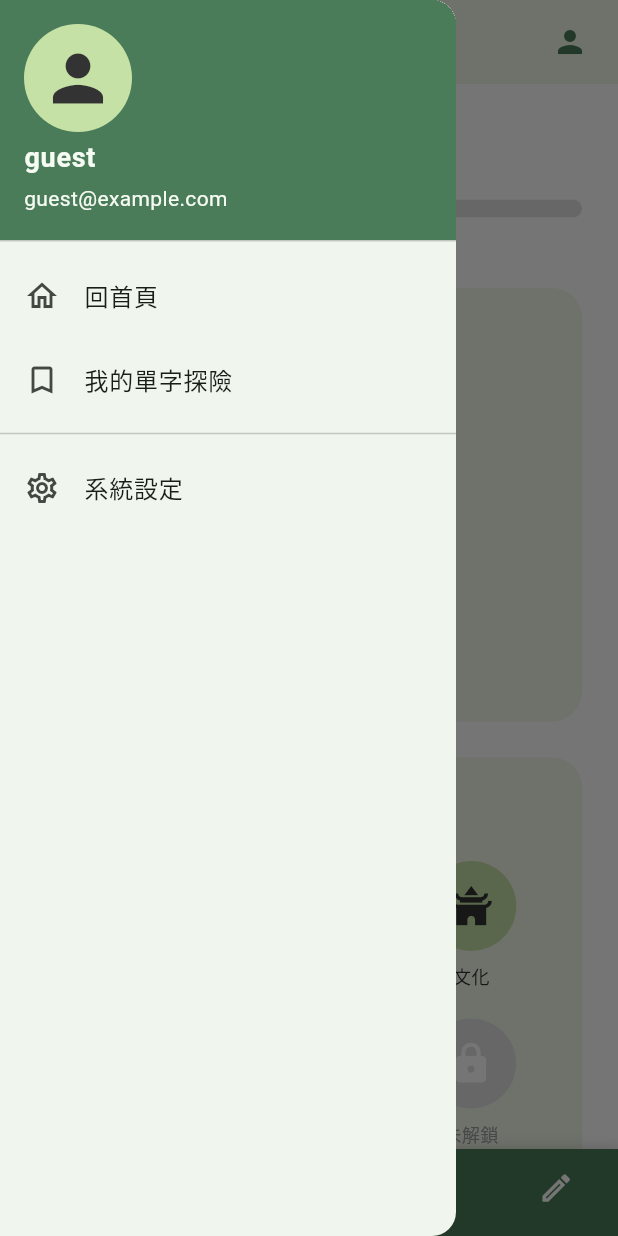
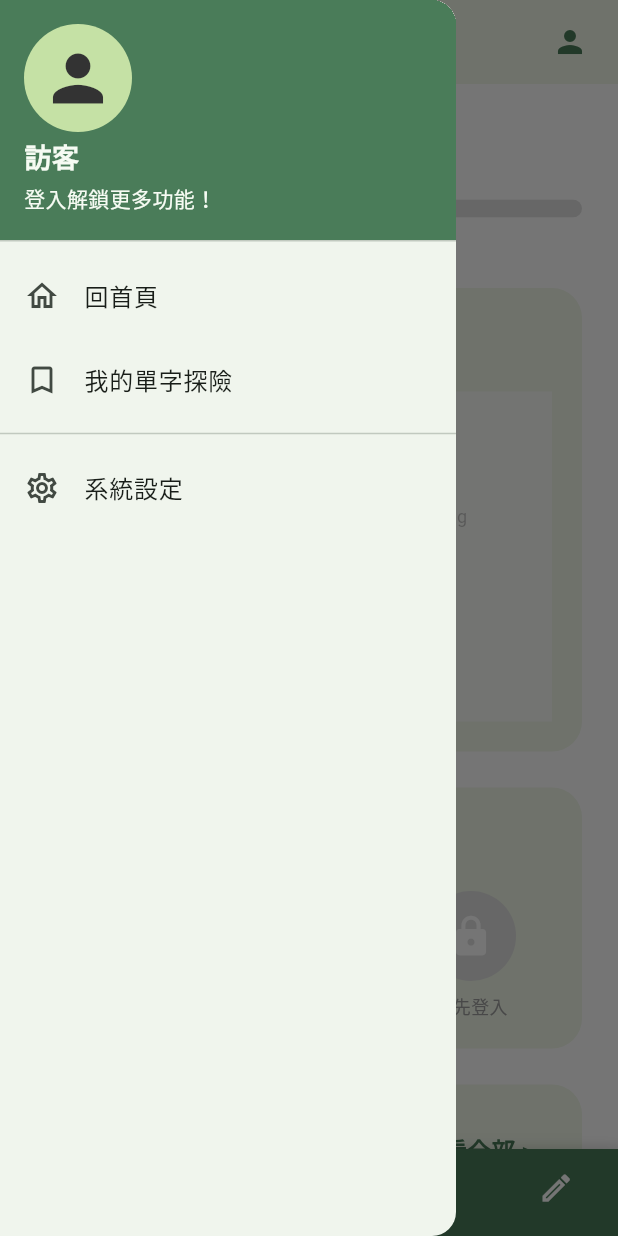
Before and after one commit to s22452007/115502, a Flutter app: the ProfileScreen screen opened directly, in the side drawer, after a tap on the "person" icon, on a phone screen of 412 x 824 dp. Run offline on Flutter 3.47's test engine with Material 3 defaults, Android fonts, the phone set to English and light mode, and no system bars; our stand-ins replace image_picker.

Commit message:
個人檔案（根據登入帳號顯示）

```diff
--- a/115502/jpn_learning_app/lib/screens/profile/profile_screen.dart
+++ b/115502/jpn_learning_app/lib/screens/profile/profile_screen.dart
@@ -1,14 +1,11 @@
-// 1. 核心與第三方套件
-import 'dart:convert'; // 用來解析與編碼 Base64 圖片
+import 'dart:convert';
 import 'package:flutter/material.dart';
-import 'package:image_picker/image_picker.dart'; // 相簿選照片套件
+import 'package:image_picker/image_picker.dart';
 import 'package:provider/provider.dart';
 import 'dart:math' as math;
 import 'photo_folder_v2_screen.dart';
-
-// 2. 專案內部檔案
 import 'package:jpn_learning_app/utils/constants.dart';
-import 'package:jpn_learning_app/utils/api_client.dart'; // 用來呼叫上傳 API
+import 'package:jpn_learning_app/utils/api_client.dart';
 import 'package:jpn_learning_app/providers/user_provider.dart';
 import 'package:jpn_learning_app/widgets/bottom_nav_bar.dart';
 import 'package:jpn_learning_app/screens/scenario/camera_screen.dart';
@@ -21,17 +18,66 @@ class ProfileScreen extends StatefulWidget {
 }
 
 class _ProfileScreenState extends State<ProfileScreen> {
-  int _currentIndex = 4; // 底部導覽列對應個人檔案 (index 4)
-
-  // 顏色設定
+  int _currentIndex = 4;
   final Color _bgColor = Colors.white;
   final Color _cardColor = const Color(0xFFF1F8E9);
   final Color _primaryGreen = const Color.fromARGB(255, 74, 124, 89);
   final Color _textColor = const Color(0xFF333333);
 
-  // 🌟 魔法函式：開啟相簿、壓縮圖片並上傳給後端
+  // 用來存放從後端抓來的資料
+  bool _isLoading = true;
+  List<double> _radarValues = [0.2, 0.2, 0.2, 0.2, 0.2]; // 預設值
+  List<dynamic> _achievements = []; // 存放徽章清單
+
+  @override
+  void initState() {
+    super.initState();
+    // 畫面一載入，就去抓資料
+    _fetchData();
+  }
+
+  Future<void> _fetchData() async {
+    // 這裡我們不能直接用 context.watch，因為它只能放在 build 裡面
+    // 在 initState 裡要用 context.read
+    final userId = context.read<UserProvider>().userId;
+
+    if (userId == null) {
+      // 【訪客防呆機制】如果是訪客，就不抓資料，直接顯示預設值並結束 loading
+      setState(() {
+        _isLoading = false;
+      });
+      return;
+    }
+
+    // 如果不是訪客，就打電話給後端要資料
+    final result = await ApiClient.fetchProfileData(userId);
+
+    if (result.containsKey('ability')) {
+      setState(() {
+        // 按照雷達圖的順序：[Listening, Speaking, Reading, Writing, Culture]
+        _radarValues = [
+          result['ability']['listening'].toDouble(),
+          result['ability']['speaking'].toDouble(), // 你原本寫「換一個」，我先幫你接 speaking
+          result['ability']['reading'].toDouble(),
+          result['ability']['writing'].toDouble(),
+          result['ability']['culture'].toDouble(),
+        ];
+        _achievements = result['achievements'];
+        _isLoading = false;
+      });
+    } else {
+      setState(() {
+        _isLoading = false; // 就算失敗也要把轉圈圈關掉
+      });
+      if (mounted) {
+        ScaffoldMessenger.of(context).showSnackBar(
+          const SnackBar(content: Text('抓取資料失敗，請稍後再試')),
+        );
+      }
+    }
+  }
+
   Future<void> _pickAndUploadImage() async {
-    // 1. 檢查是否為訪客
     final userId = context.read<UserProvider>().userId;
     if (userId == null) {
       ScaffoldMessenger.of(context).showSnackBar(
@@ -41,7 +87,6 @@ class _ProfileScreenState extends State<ProfileScreen> {
     }
 
     final picker = ImagePicker();
-    // 2. 開啟手機相簿，並限制圖片大小避免檔案過大
     final XFile? pickedFile = await picker.pickImage(
       source: ImageSource.gallery,
       maxWidth: 300,
@@ -54,18 +99,12 @@ class _ProfileScreenState extends State<ProfileScreen> {
       ScaffoldMessenger.of(context).showSnackBar(
         const SnackBar(content: Text('圖片上傳中...')),
       );
-
-      // 3. 將圖片轉換成 Base64 字串
       final bytes = await pickedFile.readAsBytes();
       final base64String = base64Encode(bytes);
-
-      // 4. 呼叫 API 儲存到後端
       final result = await ApiClient.uploadAvatar(userId, base64String);
-
       if (!context.mounted) return;
 
       if (result.containsKey('avatar')) {
-        // 5. 成功！把新照片存入 Provider，畫面會自動更新
         context.read<UserProvider>().setAvatar(result['avatar']);
         ScaffoldMessenger.of(context).showSnackBar(
           const SnackBar(content: Text('大頭貼更新成功！')),
@@ -78,18 +117,61 @@ class _ProfileScreenState extends State<ProfileScreen> {
     }
   }
 
+  // 用來處理點擊「訪客不能用的功能」的提示
+  void _handleGuestClick(String featureName) {
+    ScaffoldMessenger.of(context).showSnackBar(
+      SnackBar(content: Text('訪客無法使用「$featureName」功能，請先登入喔！')),
+    );
+  }
+
+  // 動態產生徽章的輔助函式
+  Widget _buildAchievementsGrid(bool isGuest) {
+    if (isGuest) {
+      // 如果是訪客，顯示 3 個鎖住的假徽章
+      return Row(
+        mainAxisAlignment: MainAxisAlignment.spaceAround,
+        children: [
+          _buildBadge(icon: Icons.lock, label: '請先登入', isUnlocked: false, isGuest: true),
+          _buildBadge(icon: Icons.lock, label: '請先登入', isUnlocked: false, isGuest: true),
+          _buildBadge(icon: Icons.lock, label: '請先登入', isUnlocked: false, isGuest: true),
+        ],
+      );
+    }
+
+    if (_achievements.isEmpty) return const Text('目前沒有成就資料');
+
+    // 根據後端回傳的資料，動態產生徽章清單 (每列 3 個)
+    return Wrap(
+      spacing: 20,
+      runSpacing: 20,
+      alignment: WrapAlignment.spaceAround,
+      children: _achievements.map((ach) {
+        // 這裡做一個簡單的圖示對應 (你可以之後自己擴充)
+        IconData iconData = Icons.star;
+        if (ach['name'].contains('拉麵')) iconData = Icons.ramen_dining;
+        if (ach['name'].contains('交通')) iconData = Icons.train;
+        if (ach['name'].contains('文化')) iconData = Icons.temple_buddhist;
+
+        return _buildBadge(
+          icon: iconData,
+          label: ach['name'],
+          isUnlocked: ach['is_unlocked'],
+          isGuest: false,
+        );
+      }).toList(),
+    );
+  }
+
   @override
   Widget build(BuildContext context) {
-    // 從 Provider 抓取資料
     final userEmail = context.watch<UserProvider>().email ?? 'guest@example.com';
     final userName = userEmail.split('@')[0];
-    final userAvatar = context.watch<UserProvider>().avatar; // 🌟 抓取大頭貼資料
+    final userAvatar = context.watch<UserProvider>().avatar;
+    final isGuest = context.watch<UserProvider>().userId == null; // 判斷是否為訪客
 
     return Scaffold(
       backgroundColor: _bgColor,
-
-      drawer: _buildDrawer(context),
-
+      drawer: _buildDrawer(context, isGuest),
       appBar: AppBar(
         backgroundColor: _cardColor,
         elevation: 0,
@@ -118,27 +200,28 @@ class _ProfileScreenState extends State<ProfileScreen> {
         ],
       ),
 
-      body: SingleChildScrollView(
+      // 如果資料還在載入，就顯示轉圈圈；否則顯示畫面
+      body: _isLoading
+        ? Center(child: CircularProgressIndicator(color: _primaryGreen))
+        : SingleChildScrollView(
         padding: const EdgeInsets.all(24.0),
         child: Column(
           crossAxisAlignment: CrossAxisAlignment.start,
           children: [
+            // ... 大頭貼區塊保持不變 ...
             Row(
               children: [
-                // 🌟 升級版的大頭貼區塊：加上點擊事件與圖片解碼顯示
                 GestureDetector(
                   onTap: _pickAndUploadImage,
-                  child: Stack( // 用 Stack 疊加一個相機小圖示，提示可以點擊
+                  child: Stack(
                     alignment: Alignment.bottomRight,
                     children: [
                       CircleAvatar(
                         radius: 40,
                         backgroundColor: const Color(0xFFC5E1A5),
-                        // 如果 userAvatar 有值，就解碼顯示；否則維持 null
                         backgroundImage: userAvatar != null
                             ? MemoryImage(base64Decode(userAvatar))
                             : null,
-                        // 如果 userAvatar 沒值，才顯示預設人頭
                         child: userAvatar == null
                             ? Icon(Icons.person, size: 50, color: _textColor)
                             : null,
@@ -163,7 +246,7 @@ class _ProfileScreenState extends State<ProfileScreen> {
                       Row(
                         children: [
                           Text(
-                            'Lv.3',
+                            isGuest ? 'Lv.?' : 'Lv.3', // 訪客顯示未知等級
                             style: TextStyle(
                               fontSize: 16,
                               fontWeight: FontWeight.bold,
@@ -172,7 +255,7 @@ class _ProfileScreenState extends State<ProfileScreen> {
                           ),
                           const SizedBox(width: 12),
                           Text(
-                            userName,
+                            isGuest ? '訪客' : userName, // 訪客顯示「訪客」
                             style: TextStyle(
                               fontSize: 18,
                               fontWeight: FontWeight.bold,
@@ -185,7 +268,7 @@ class _ProfileScreenState extends State<ProfileScreen> {
                       ClipRRect(
                         borderRadius: BorderRadius.circular(10),
                         child: LinearProgressIndicator(
-                          value: 0.3,
+                          value: isGuest ? 0.0 : 0.3, // 訪客沒進度
                           backgroundColor: Colors.grey.shade300,
                           valueColor: AlwaysStoppedAnimation(_primaryGreen),
                           minHeight: 12,
@@ -198,7 +281,7 @@ class _ProfileScreenState extends State<ProfileScreen> {
             ),
             const SizedBox(height: 32),
 
-            // 能力雷達圖區塊 (保持不變)
+            // 能力雷達圖區塊
             Container(
               width: double.infinity,
               padding: const EdgeInsets.all(20),
@@ -211,13 +294,13 @@ class _ProfileScreenState extends State<ProfileScreen> {
                 children: [
                   Text(
                     '能力',
-                    style: TextStyle(
-                      fontSize: 20,
-                      fontWeight: FontWeight.bold,
-                      color: _textColor,
-                    ),
+                    style: TextStyle(fontSize: 20, fontWeight: FontWeight.bold, color: _textColor),
                   ),
                   const SizedBox(height: 20),
+                  // 如果是訪客，用 Stack 蓋上一層半透明遮罩
+                  Stack(
+                    alignment: Alignment.center,
+                    children: [
                       Center(
                         child: SizedBox(
                           width: 200,
@@ -225,17 +308,32 @@ class _ProfileScreenState extends State<ProfileScreen> {
                           child: CustomPaint(
                             painter: RadarChartPainter(
                               color: _primaryGreen,
-                          values: [0.8, 0.6, 0.9, 0.5, 0.7],
+                              values: _radarValues, // 這裡換成變數了！
                             ),
                           ),
                         ),
+                      ),
+                      if (isGuest)
+                        Container(
+                          width: double.infinity,
+                          height: 220,
+                          color: Colors.white.withOpacity(0.7),
+                          child: Center(
+                            child: ElevatedButton(
+                              onPressed: () => _handleGuestClick('能力分析'),
+                              style: ElevatedButton.styleFrom(backgroundColor: _primaryGreen),
+                              child: const Text('登入查看能力分析', style: TextStyle(color: Colors.white)),
+                            ),
+                          ),
+                        ),
+                    ],
                   ),
                 ],
               ),
             ),
             const SizedBox(height: 24),
 
-            // 成就區塊 (保持不變)
+            // 成就區塊
             Container(
               width: double.infinity,
               padding: const EdgeInsets.all(20),
@@ -248,36 +346,17 @@ class _ProfileScreenState extends State<ProfileScreen> {
                 children: [
                   Text(
                     '成就',
-                    style: TextStyle(
-                      fontSize: 20,
-                      fontWeight: FontWeight.bold,
-                      color: _textColor,
-                    ),
+                    style: TextStyle(fontSize: 20, fontWeight: FontWeight.bold, color: _textColor),
                   ),
                   const SizedBox(height: 20),
-                  Row(
-                    mainAxisAlignment: MainAxisAlignment.spaceAround,
-                    children: [
-                      _buildBadge(icon: Icons.ramen_dining, label: '拉麵大師', isUnlocked: true),
-                      _buildBadge(icon: Icons.local_cafe, label: '咖啡廳大師', isUnlocked: true),
-                      _buildBadge(icon: Icons.temple_buddhist, label: '文化', isUnlocked: true),
-                    ],
-                  ),
-                  const SizedBox(height: 20),
-                  Row(
-                    mainAxisAlignment: MainAxisAlignment.spaceAround,
-                    children: [
-                      _buildBadge(icon: Icons.lock, label: '未解鎖', isUnlocked: false),
-                      _buildBadge(icon: Icons.lock, label: '未解鎖', isUnlocked: false),
-                      _buildBadge(icon: Icons.lock, label: '未解鎖', isUnlocked: false),
-                    ],
-                  ),
+                  // 動態呼叫產生徽章的方法
+                  Center(child: _buildAchievementsGrid(isGuest)),
                 ],
               ),
             ),
             const SizedBox(height: 24),
 
-            // 收藏夾區塊 (保持不變)
+            // 收藏夾區塊
             Container(
               width: double.infinity,
               padding: const EdgeInsets.all(20),
@@ -290,26 +369,22 @@ class _ProfileScreenState extends State<ProfileScreen> {
                 children: [
                   Text(
                     '收藏夾',
-                    style: TextStyle(
-                      fontSize: 20,
-                      fontWeight: FontWeight.bold,
-                      color: _textColor,
-                    ),
+                    style: TextStyle(fontSize: 20, fontWeight: FontWeight.bold, color: _textColor),
                   ),
                   TextButton(
                     onPressed: () {
+                      if (isGuest) {
+                        _handleGuestClick('收藏夾');
+                      } else {
                         Navigator.push(
                           context,
                           MaterialPageRoute(builder: (context) => PhotoFolderV2Screen()),
                         );
+                      }
                     },
                     child: Text(
                       '查看全部 >',
-                      style: TextStyle(
-                        color: _primaryGreen, // 保留您原本設定的主題綠色
-                        fontWeight: FontWeight.bold,
-                        fontSize: 16,
-                      ),
+                      style: TextStyle(color: _primaryGreen, fontWeight: FontWeight.bold, fontSize: 16),
                     ),
                   ),
                 ],
@@ -319,7 +394,6 @@ class _ProfileScreenState extends State<ProfileScreen> {
           ],
         ),
       ),
-
       bottomNavigationBar: AppBottomNavBar(
         currentIndex: _currentIndex,
         onTap: (i) {
@@ -336,18 +410,24 @@ class _ProfileScreenState extends State<ProfileScreen> {
     );
   }
 
+  // 修改：加入 isGuest 判斷
   Widget _buildBadge({
     required IconData icon,
     required String label,
     required bool isUnlocked,
+    required bool isGuest,
   }) {
     return GestureDetector(
       onTap: () {
+        if (isGuest) {
+          _handleGuestClick('成就解鎖');
+        } else {
           ScaffoldMessenger.of(context).showSnackBar(
             SnackBar(
               content: Text(isUnlocked ? '你獲得了「$label」徽章！' : '多探索新場景來解鎖此徽章吧！'),
             ),
           );
+        }
       },
       child: Column(
         children: [
@@ -373,8 +453,7 @@ class _ProfileScreenState extends State<ProfileScreen> {
     );
   }
 
-  Widget _buildDrawer(BuildContext context) {
-    // 🌟 在抽屜裡也抓取大頭貼資訊
+  Widget _buildDrawer(BuildContext context, bool isGuest) {
     final userAvatar = context.watch<UserProvider>().avatar;
     final userEmail = context.watch<UserProvider>().email ?? 'guest@example.com';
     final userName = userEmail.split('@')[0];
@@ -386,15 +465,15 @@ class _ProfileScreenState extends State<ProfileScreen> {
           UserAccountsDrawerHeader(
             decoration: BoxDecoration(color: _primaryGreen),
             accountName: Text(
-              userName, // 動態名字
+              isGuest ? '訪客' : userName,
               style: const TextStyle(fontSize: 18, fontWeight: FontWeight.bold),
             ),
-            accountEmail: Text(userEmail), // 動態 Email
+            accountEmail: Text(isGuest ? '登入解鎖更多功能！' : userEmail),
             currentAccountPicture: CircleAvatar(
-            backgroundColor: const Color(0xFFC5E1A5), // 淺綠底
+            backgroundColor: const Color(0xFFC5E1A5),
             backgroundImage: userAvatar != null ? MemoryImage(base64Decode(userAvatar)) : null,
             child: userAvatar == null
-                ? const Icon(Icons.person, size: 50, color: Color(0xFF333333)) // 預設人頭
+                ? const Icon(Icons.person, size: 50, color: Color(0xFF333333))
                 : null,
           ),
           ),
@@ -411,9 +490,13 @@ class _ProfileScreenState extends State<ProfileScreen> {
             title: const Text('我的單字探險', style: TextStyle(fontSize: 16)),
             onTap: () {
               Navigator.pop(context);
+              if (isGuest) {
+                _handleGuestClick('我的單字探險');
+              } else {
                 ScaffoldMessenger.of(context).showSnackBar(
                   const SnackBar(content: Text('單字探險畫廊即將推出！')),
                 );
+              }
             },
           ),
           const Divider(),
@@ -493,7 +576,7 @@ class RadarChartPainter extends CustomPainter {
 
     final List<String> labels = [
       'Listening',
-      '換一個',
+      'Speaking', // 改成 Speaking
       'Reading',
       'Writing',
       'Culture',
@@ -519,5 +602,5 @@ class RadarChartPainter extends CustomPainter {
   }
 
   @override
-  bool shouldRepaint(covariant CustomPainter oldDelegate) => false;
+  bool shouldRepaint(covariant CustomPainter oldDelegate) => true; // 這裡改成 true 讓數值更新時會重繪
 }
```
Also changed, not shown: 115502/jpn_learning_app/lib/utils/api_client.dart (+16 -0 lines), 1 other file. Lines whose indentation alone changed are shown as unchanged.
